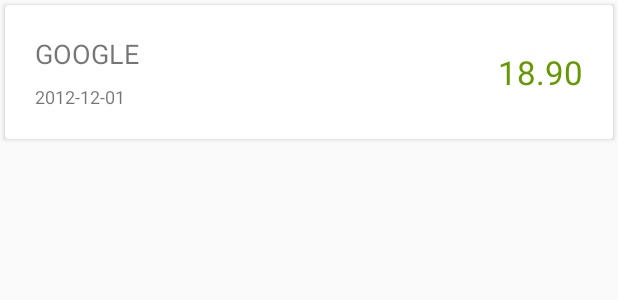
After one commit to NickIvantsov/RxJavaExemple, an Android app: the layout stock_update_item.xml on its own in the app's theme, with its tools: preview values and no code run, on a phone screen of 412 x 824 dp. The commit adds this screen. Shown: the top 300 px of the screen. Run offline under Robolectric (Android 15) with nearby library versions, the phone set to English and light mode, and no system bars.

Commit message:
добавил макет элемента списка, добавил recyclerView, добавил adapter, создал модель DTO для эл. списка

```diff
--- /dev/null
+++ b/app/src/main/res/layout/stock_update_item.xml
@@ -0,0 +1,44 @@
+<?xml version="1.0" encoding="utf-8"?>
+<androidx.cardview.widget.CardView xmlns:android="http://schemas.android.com/apk/res/android"
+    xmlns:app="http://schemas.android.com/apk/res-auto"
+    xmlns:tools="http://schemas.android.com/tools"
+    android:layout_width="match_parent"
+    android:layout_height="wrap_content"
+    android:layout_margin="3dp">
+
+    <androidx.constraintlayout.widget.ConstraintLayout
+        android:layout_width="match_parent"
+        android:layout_height="wrap_content"
+        android:padding="20dp">
+
+        <TextView
+            android:id="@+id/stock_item_symbol"
+            android:layout_width="wrap_content"
+            android:layout_height="match_parent"
+            android:text="GOOGLE"
+            android:textSize="18sp"
+            app:layout_constraintStart_toStartOf="parent"
+            app:layout_constraintTop_toTopOf="parent" />
+
+        <TextView
+            android:id="@+id/stock_item_price"
+            android:layout_width="wrap_content"
+            android:layout_height="match_parent"
+            android:text="18.90"
+            android:textColor="@android:color/holo_green_dark"
+            android:textSize="22sp"
+            app:layout_constraintBottom_toBottomOf="parent"
+            app:layout_constraintEnd_toEndOf="parent"
+            app:layout_constraintTop_toTopOf="parent" />
+
+        <TextView
+            android:id="@+id/stock_item_date"
+            android:layout_width="wrap_content"
+            android:layout_height="wrap_content"
+            android:layout_marginTop="8dp"
+            android:text="2012-12-01"
+            android:textSize="12sp"
+            app:layout_constraintStart_toStartOf="parent"
+            app:layout_constraintTop_toBottomOf="@+id/stock_item_symbol" />
+    </androidx.constraintlayout.widget.ConstraintLayout>
+</androidx.cardview.widget.CardView>
```
Also changed, not shown: app/src/main/java/com/gmail/rxjavaexemple/HelloWorldActivity.kt (+95 -4 lines), app/src/main/res/layout/activity_hello_world.xml (+14 -1 lines).
